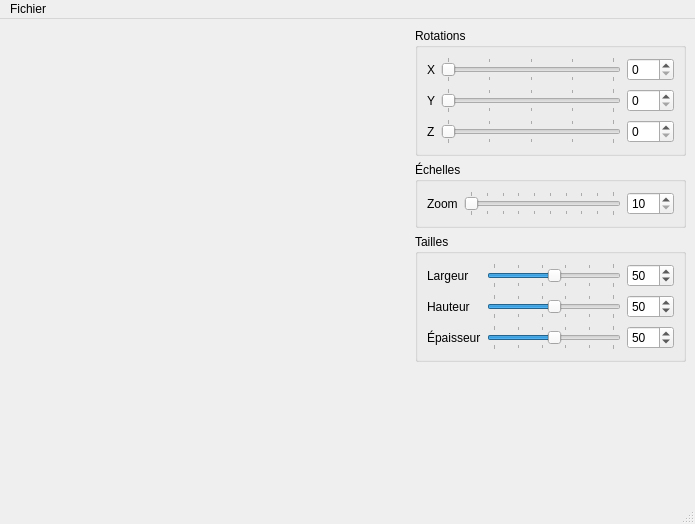
The window that interfaces/MainWindow.ui (lovehina13/Visualisation3D) describes before a commit, drawn with Qt 5.
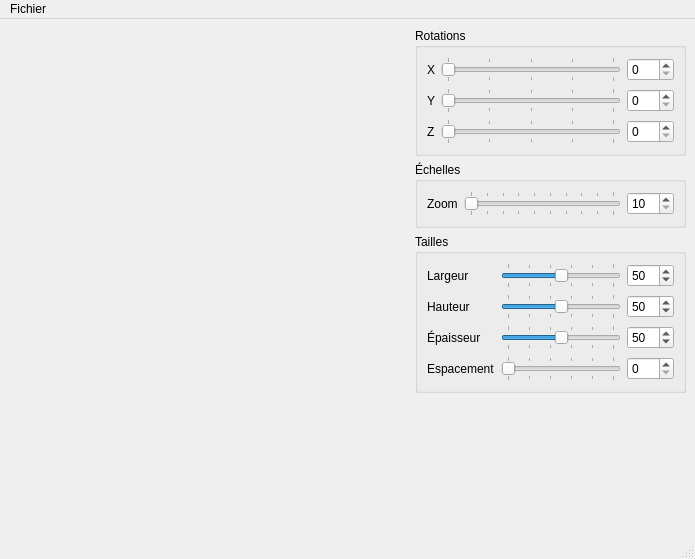
The same window after the commit. Icons and pictures are not drawn. Custom widgets are drawn as their Qt base class.

```diff
--- a/interfaces/MainWindow.ui
+++ b/interfaces/MainWindow.ui
@@ -7,7 +7,7 @@
     <x>0</x>
     <y>0</y>
     <width>685</width>
-    <height>524</height>
+    <height>559</height>
    </rect>
   </property>
   <property name="windowTitle">
@@ -331,6 +331,42 @@
          </property>
         </widget>
        </item>
+       <item row="3" column="0">
+        <widget class="QLabel" name="labelDisplaySpacing">
+         <property name="text">
+          <string>Espacement</string>
+         </property>
+        </widget>
+       </item>
+       <item row="3" column="1">
+        <widget class="QSlider" name="sliderDisplaySpacing">
+         <property name="minimumSize">
+          <size>
+           <width>100</width>
+           <height>0</height>
+          </size>
+         </property>
+         <property name="maximum">
+          <number>100</number>
+         </property>
+         <property name="orientation">
+          <enum>Qt::Horizontal</enum>
+         </property>
+         <property name="tickPosition">
+          <enum>QSlider::TicksBothSides</enum>
+         </property>
+         <property name="tickInterval">
+          <number>20</number>
+         </property>
+        </widget>
+       </item>
+       <item row="3" column="2">
+        <widget class="QSpinBox" name="spinBoxDisplaySpacing">
+         <property name="maximum">
+          <number>100</number>
+         </property>
+        </widget>
+       </item>
       </layout>
      </widget>
     </item>
```
Left out of the diff: 28 changed lines with no effect on the pictures.
